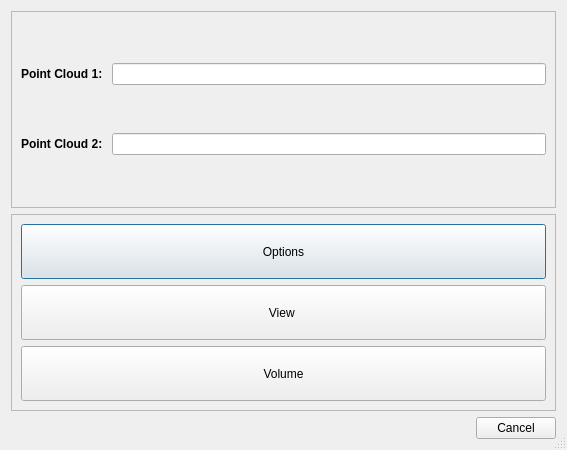
SuzanaLucia/qCMAT, file plugins/qCMAT/ui/dlg.ui: the form before one commit.
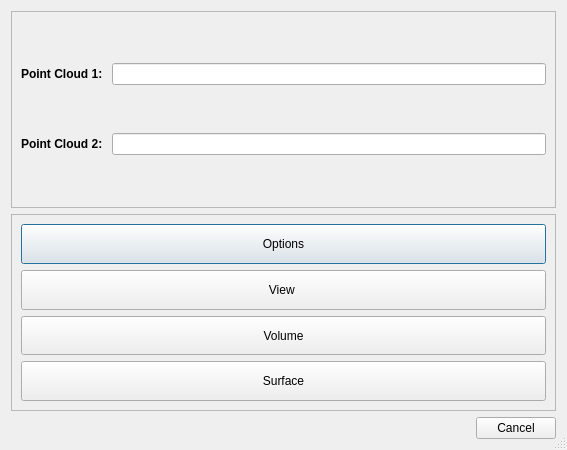
The form after the commit.

Commit message: Working display and calculation of surface areas

Diff of the .ui file:
```diff
--- a/plugins/qCMAT/ui/dlg.ui
+++ b/plugins/qCMAT/ui/dlg.ui
@@ -139,6 +139,22 @@
         </property>
        </widget>
       </item>
+      <item>
+       <widget class="QPushButton" name="surfacePushButton">
+        <property name="sizePolicy">
+         <sizepolicy hsizetype="Minimum" vsizetype="Minimum">
+          <horstretch>0</horstretch>
+          <verstretch>0</verstretch>
+         </sizepolicy>
+        </property>
+        <property name="toolTip">
+         <string>Calculate beach volume</string>
+        </property>
+        <property name="text">
+         <string>Surface</string>
+        </property>
+       </widget>
+      </item>
      </layout>
     </widget>
    </item>
```
The commit also changes 61 other files.
